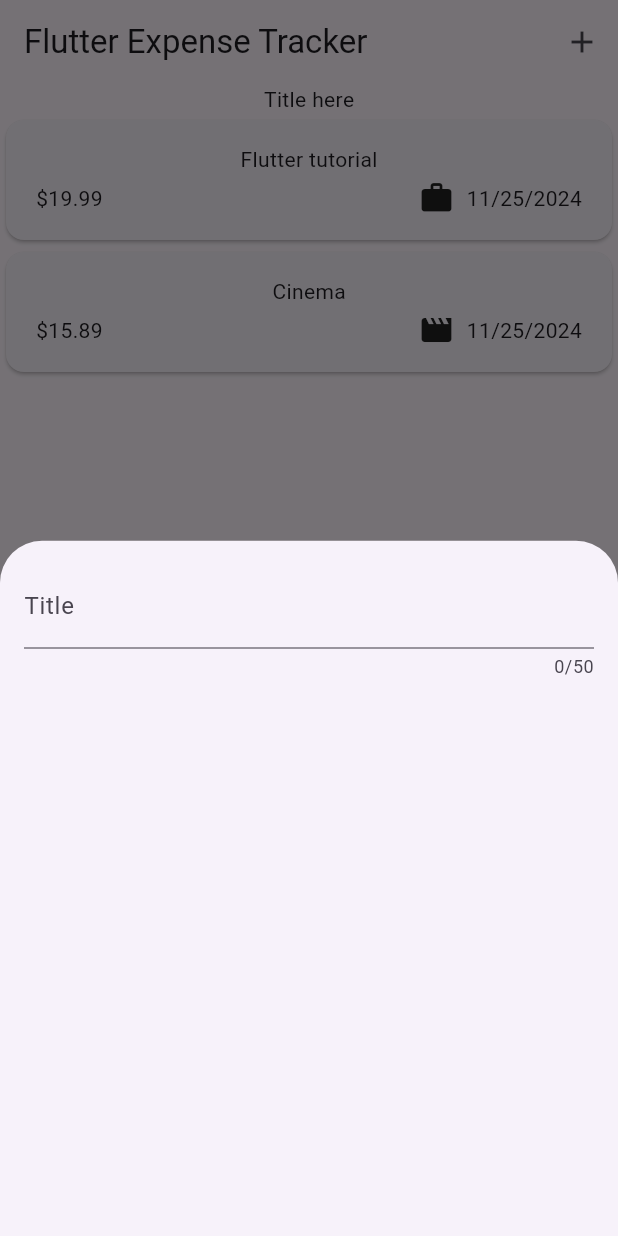
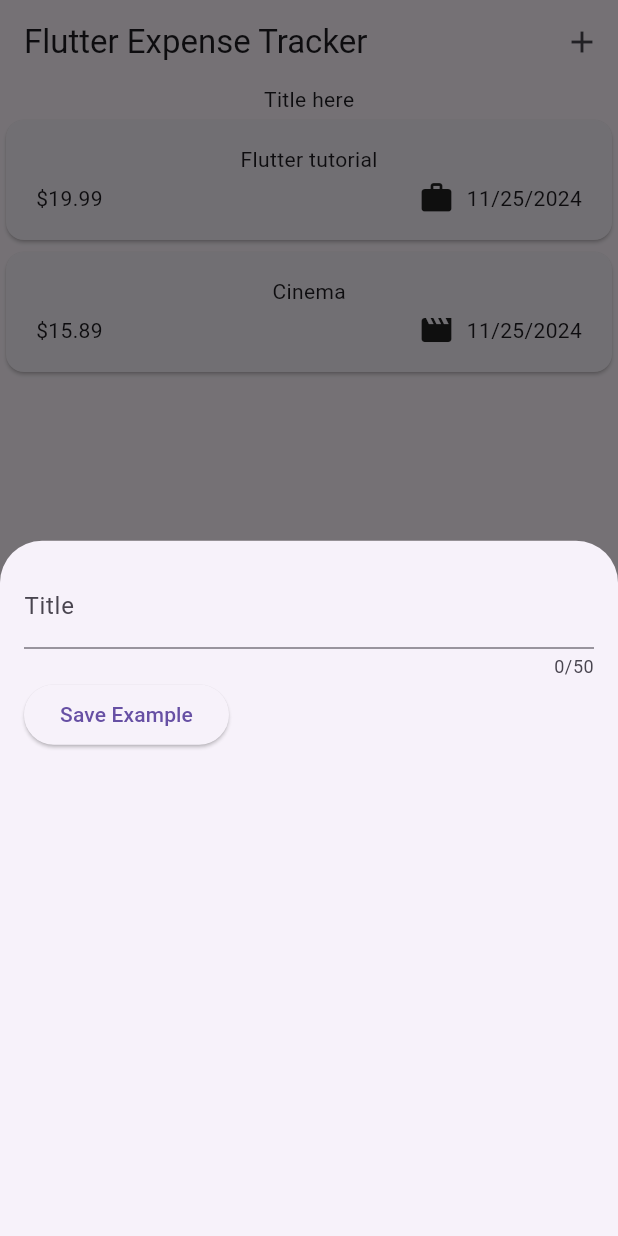
Before and after one commit to wemali05/expense_tracker, a Flutter app: the screen it shows after launch, after a tap on the "add" icon, on a phone screen of 412 x 824 dp. Run offline on Flutter 3.47's test engine with Material 3 defaults, Android fonts, the phone set to English and light mode, and no system bars.

Commit message:
user input on every keystroke

```diff
--- a/lib/widgets/new_expense.dart
+++ b/lib/widgets/new_expense.dart
@@ -10,17 +10,34 @@ class NewExpense extends StatefulWidget {
 }
 
 class _NewExpenseState extends State<NewExpense> {
+  var _enteredTitle = '';
+
+  void _saveTitleInput(String inputValue) {
+    _enteredTitle = inputValue;
+  }
+
   @override
   Widget build(BuildContext context) {
-    return const Padding(
-      padding: EdgeInsets.all(16),
+    return Padding(
+      padding: const EdgeInsets.all(16),
       child: Column(
         children: [
           TextField(
+            onChanged: _saveTitleInput,
             maxLength: 50,
-            decoration: InputDecoration(
+            decoration: const InputDecoration(
               label: Text('Title'),
             ),
+          ),
+          Row(
+            children: [
+              ElevatedButton(
+                onPressed: () {
+                  print(_enteredTitle);
+                },
+                child: const Text('Save Example'),
+              ),
+            ],
           ),
         ],
       ),
```
